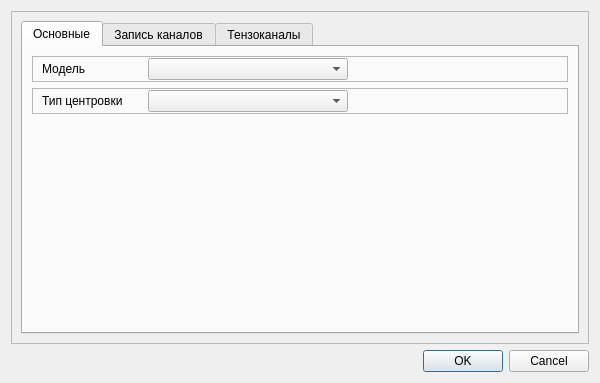
Before: the Qt Designer form drivers/devices/amed_platform/amedplatform01paramsdialog.ui in grigp/a-analyser, drawn with Qt 5.
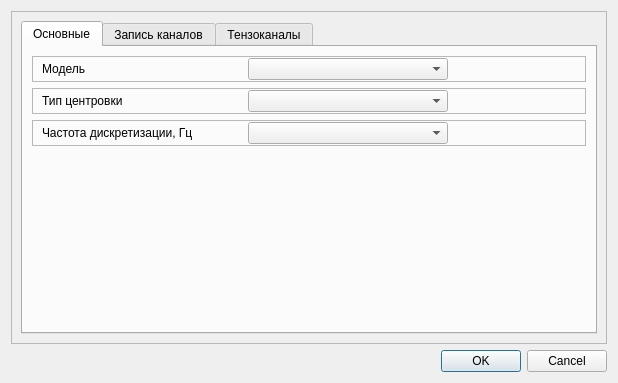
After: the same form once the commit is applied.

Commit message: Стабилоплатформа А-Мед. Управление частотой. Не до конца

```diff
--- a/drivers/devices/amed_platform/amedplatform01paramsdialog.ui
+++ b/drivers/devices/amed_platform/amedplatform01paramsdialog.ui
@@ -6,7 +6,7 @@
    <rect>
     <x>0</x>
     <y>0</y>
-    <width>600</width>
+    <width>618</width>
     <height>383</height>
    </rect>
   </property>
@@ -58,7 +58,7 @@
                </property>
                <property name="minimumSize">
                 <size>
-                 <width>100</width>
+                 <width>200</width>
                  <height>0</height>
                 </size>
                </property>
@@ -121,7 +121,7 @@
                </property>
                <property name="minimumSize">
                 <size>
-                 <width>100</width>
+                 <width>200</width>
                  <height>0</height>
                 </size>
                </property>
@@ -156,6 +156,66 @@
             </layout>
            </widget>
           </item>
+          <item>
+           <widget class="QFrame" name="frFrequency">
+            <property name="frameShape">
+             <enum>QFrame::StyledPanel</enum>
+            </property>
+            <property name="frameShadow">
+             <enum>QFrame::Raised</enum>
+            </property>
+            <layout class="QHBoxLayout" name="horizontalLayout_7">
+             <property name="topMargin">
+              <number>1</number>
+             </property>
+             <property name="bottomMargin">
+              <number>1</number>
+             </property>
+             <item>
+              <widget class="QLabel" name="lblFrequency">
+               <property name="sizePolicy">
+                <sizepolicy hsizetype="Fixed" vsizetype="Preferred">
+                 <horstretch>0</horstretch>
+                 <verstretch>0</verstretch>
+                </sizepolicy>
+               </property>
+               <property name="minimumSize">
+                <size>
+                 <width>200</width>
+                 <height>0</height>
+                </size>
+               </property>
+               <property name="text">
+                <string>Частота дискретизации, Гц</string>
+               </property>
+              </widget>
+             </item>
+             <item>
+              <widget class="QComboBox" name="cbFrequency">
+               <property name="minimumSize">
+                <size>
+                 <width>200</width>
+                 <height>0</height>
+                </size>
+               </property>
+              </widget>
+             </item>
+             <item>
+              <spacer name="horizontalSpacer_16">
+               <property name="orientation">
+                <enum>Qt::Horizontal</enum>
+               </property>
+               <property name="sizeHint" stdset="0">
+                <size>
+                 <width>121</width>
+                 <height>20</height>
+                </size>
+               </property>
+              </spacer>
+             </item>
+            </layout>
+           </widget>
+          </item>
           <item>
            <spacer name="verticalSpacer">
             <property name="orientation">
```
The commit also changes 6 other files.
